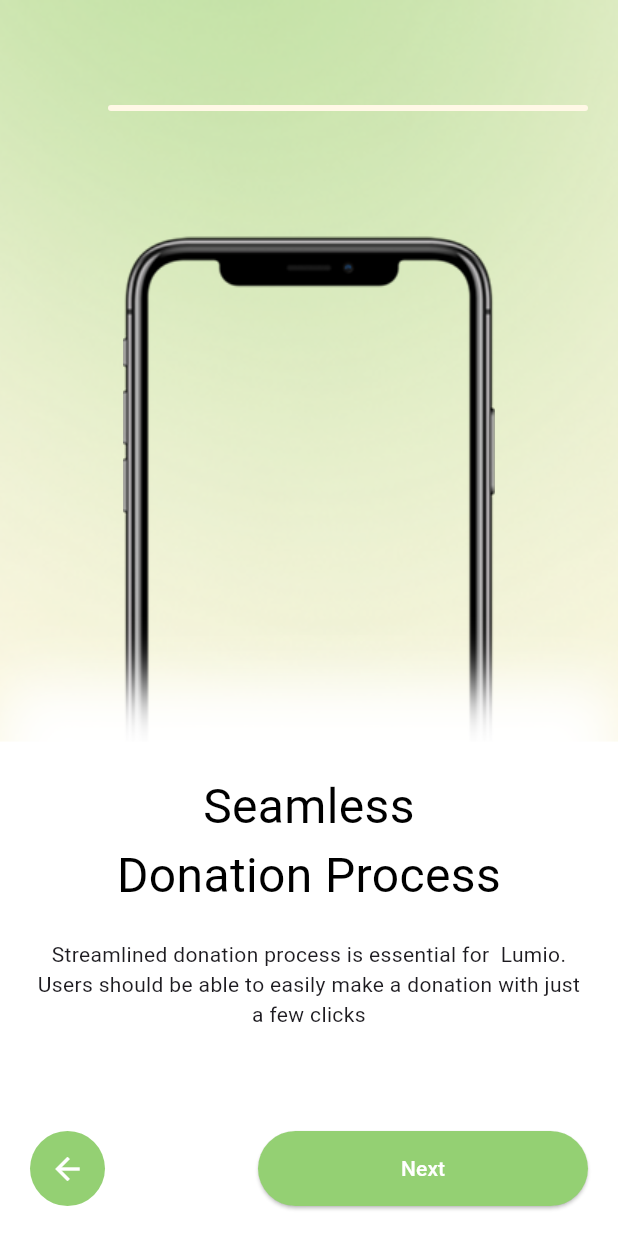
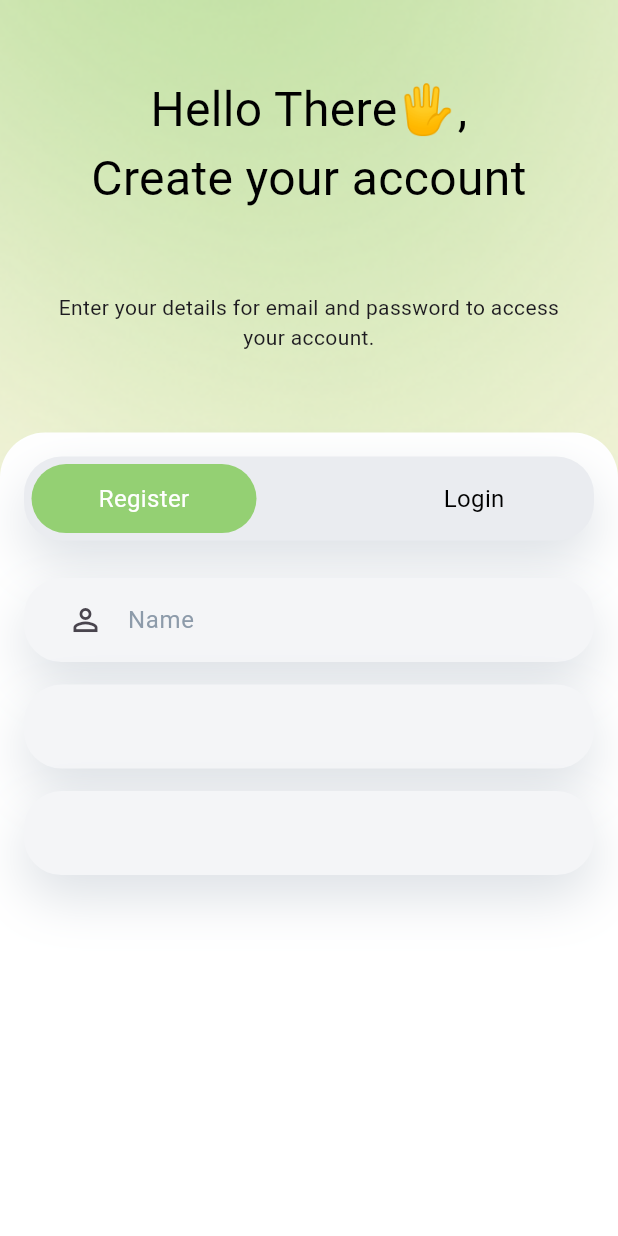
Before and after one commit to SalohiddinSayfiddinov/edu_project, a Flutter app: the screen it shows after launch, on a phone screen of 412 x 824 dp. Run offline on Flutter 3.47's test engine with Material 3 defaults, Android fonts, the phone set to English and light mode, and no system bars; our stand-ins replace flutter_svg; missing offline and left inert: flag.

Commit message:
change image

```diff
--- a/analysis_options.yaml
+++ b/analysis_options.yaml
@@ -10,6 +10,8 @@
 analyzer:
   errors:
     depend_on_referenced_packages: ignore
+    library_private_types_in_public_api: ignore
+    unrelated_type_equality_checks: ignore
 include: package:flutter_lints/flutter.yaml
 
 linter:
--- a/lib/main.dart
+++ b/lib/main.dart
@@ -1,3 +1,4 @@
+import 'package:edu_project/presentation/auth/view/login_page.dart';
 import 'package:flutter/material.dart';
 
 import 'presentation/auth/view/frist_page.dart';
@@ -18,7 +19,7 @@
         colorScheme: ColorScheme.fromSeed(seedColor: Colors.deepPurple),
         useMaterial3: true,
       ),
-      home: OnBoardingPage(),
+      home: LoginPage(),
     );
   }
 }
--- /dev/null
+++ b/lib/presentation/auth/view/login_page.dart
@@ -0,0 +1,148 @@
+import 'package:edu_project/core/constants/app_consts.dart';
+import 'package:edu_project/presentation/auth/widgets/chek_text.dart';
+import 'package:edu_project/presentation/auth/widgets/my_container.dart';
+import 'package:flutter/material.dart';
+
+import '../../../core/constants/text_style.dart';
+
+class LoginPage extends StatefulWidget {
+  const LoginPage({super.key});
+
+  @override
+  _LoginPageState createState() => _LoginPageState();
+}
+
+bool istoggle = true;
+bool istoggle1 = false;
+final GlobalKey _globalKey = GlobalKey();
+
+class _LoginPageState extends State<LoginPage> {
+  @override
+  Widget build(BuildContext context) {
+    return Scaffold(
+      body: Container(
+        decoration: BoxDecoration(
+            color: AppConsts.bgcolor,
+            image: DecorationImage(
+                fit: BoxFit.cover, image: AssetImage("assets/images/fon.png"))),
+        child: SafeArea(
+          child: Column(
+            spacing: 10,
+            children: [
+              SizedBox(height: 40),
+              Padding(
+                padding: const EdgeInsets.symmetric(horizontal: 30),
+                child: Text(
+                  textAlign: TextAlign.center,
+                  maxLines: 2,
+                  istoggle
+                      ? "Hello There🖐,\nCreate your account"
+                      : "Hey,\n welcome back!",
+                  style: CustomTextStyle.h1,
+                ),
+              ),
+              Spacer(),
+              Padding(
+                padding: const EdgeInsets.symmetric(horizontal: 30),
+                child: Text(
+                    textAlign: TextAlign.center,
+                    maxLines: 2,
+                    "Enter your details for email and password to access your account."),
+              ),
+              Spacer(),
+              Container(
+                padding: EdgeInsets.all(16),
+                width: double.infinity,
+                height: MediaQuery.of(context).size.height * .65,
+                decoration: BoxDecoration(
+                    color: Colors.white,
+                    borderRadius: BorderRadius.only(
+                        topLeft: Radius.circular(30),
+                        topRight: Radius.circular(30))),
+                child: Column(
+                  spacing: 25,
+                  children: [
+                    Container(
+                      padding: EdgeInsets.all(5),
+                      width: double.infinity,
+                      height: 56,
+                      decoration: BoxDecoration(
+                          boxShadow: [
+                            BoxShadow(
+                                blurRadius: 30,
+                                offset: Offset(0, 15),
+                                spreadRadius: 0,
+                                color: AppConsts.shadow.withValues(alpha: 0.3))
+                          ],
+                          color: AppConsts.buttonDisabledColor,
+                          borderRadius: BorderRadius.circular(25)),
+                      child: Row(
+                        mainAxisAlignment: MainAxisAlignment.spaceBetween,
+                        children: [
+                          ToggleText(
+                            color1: istoggle
+                                ? AppConsts.primaryColor
+                                : AppConsts.buttonDisabledColor,
+                            color2: istoggle ? Colors.white : Colors.black,
+                            title: "Register",
+                            onPressed: () {
+                              setState(() {
+                                istoggle = !istoggle;
+                                istoggle1 = false;
+                              });
+                            },
+                          ),
+                          ToggleText(
+                            color1: istoggle1
+                                ? AppConsts.primaryColor
+                                : AppConsts.buttonDisabledColor,
+                            color2: istoggle1 ? Colors.white : Colors.black,
+                            title: "Login",
+                            onPressed: () {
+                              setState(() {
+                                istoggle1 = !istoggle1;
+                                istoggle = false;
+                              });
+                            },
+                          )
+                        ],
+                      ),
+                    ),
+                    Form(
+                        key: _globalKey,
+                        child: Column(
+                          spacing: 15,
+                          children: [
+                            MyContainer(
+                                child: TextFormField(
+                                  decoration: InputDecoration(prefixIcon: Icon(Icons.person_outline_sharp),
+                                      label: Text("Name"),
+                                      labelStyle:
+                                          TextStyle(color: AppConsts.shadow),
+                                      border: InputBorder.none),
+                                ),
+                                onpressed: () {}),
+                            MyContainer(
+                                child: TextFormField(
+                                  decoration:
+                                      InputDecoration(border: InputBorder.none),
+                                ),
+                                onpressed: () {}),
+                            MyContainer(
+                                child: TextFormField(
+                                  decoration:
+                                      InputDecoration(border: InputBorder.none),
+                                ),
+                                onpressed: () {}),
+                          ],
+                        ))
+                  ],
+                ),
+              ),
+            ],
+          ),
+        ),
+      ),
+    );
+  }
+}
--- a/lib/presentation/auth/view/on_boarding_page.dart
+++ b/lib/presentation/auth/view/on_boarding_page.dart
@@ -19,17 +19,17 @@ class _OnBoardingPageState extends State<OnBoardingPage>
 
   final List<Widget> _pages = [
     Image.asset(
-      "assets/images/phone.png",
+      "assets/images/onboarding1.png",
       width: 300,
       height: 500,
     ),
     Image.asset(
-      "assets/images/phone.png",
+      "assets/images/onboarding2.png",
       width: 300,
       height: 500,
     ),
     Image.asset(
-      "assets/images/phone.png",
+      "assets/images/onboarding3.png",
       width: 300,
       height: 500,
     ),
@@ -59,7 +59,9 @@ class _OnBoardingPageState extends State<OnBoardingPage>
             decoration: BoxDecoration(
               image: DecorationImage(
                 fit: BoxFit.cover,
-                    image: AssetImage("assets/images/fon.png"))),
+                image: AssetImage("assets/images/fon.png"),
+              ),
+            ),
           ),
           PageView(
             controller: _pageViewController,
@@ -70,7 +72,8 @@ class _OnBoardingPageState extends State<OnBoardingPage>
             },
             physics: NeverScrollableScrollPhysics(),
             scrollDirection: Axis.horizontal,
-              children: [_pages[_currentPageIndex]]),
+            children: [_pages[_currentPageIndex]],
+          ),
           Positioned(
             bottom: 0,
             child: Container(
@@ -117,14 +120,17 @@ class _OnBoardingPageState extends State<OnBoardingPage>
             ),
           ),
           Positioned(
-            top: 70,right: 20,
+            top: 70,
+            right: 20,
             child: SizedBox(
               width: 320,
               child: LinearProgressIndicator(
                 minHeight: 4,
                 borderRadius: BorderRadius.circular(10),
                 valueColor: AlwaysStoppedAnimation(AppConsts.primaryColor),
-                value: _currentPageIndex / _pages.length,
+                value: _currentPageIndex == 0
+                    ? 0.33
+                    : (_currentPageIndex == 1 ? 0.66 : 1.0),
                 backgroundColor: AppConsts.bgcolor,
               ),
             ),
--- /dev/null
+++ b/lib/presentation/auth/widgets/chek_text.dart
@@ -0,0 +1,41 @@
+import 'package:flutter/material.dart';
+
+class ToggleText extends StatefulWidget {
+  final String title;
+  final VoidCallback onPressed;
+  final Color color1;
+  final Color color2;
+  const ToggleText({
+    super.key,
+    required this.title,
+    required this.onPressed,
+    required this.color1,
+    required this.color2,
+  });
+  @override
+  State<ToggleText> createState() => _ToggleTextState();
+}
+
+class _ToggleTextState extends State<ToggleText> {
+  @override
+  Widget build(BuildContext context) {
+    return SizedBox(
+      width: 150,
+      child: InkWell(
+        onTap: widget.onPressed,
+        child: Container(
+          width: 150,
+          padding: EdgeInsets.symmetric(horizontal: 10, vertical: 10),
+          decoration: BoxDecoration(
+              color: widget.color1, borderRadius: BorderRadius.circular(25)),
+          child: Center(
+            child: Text(
+              widget.title,
+              style: TextStyle(color: widget.color2, fontSize: 16),
+            ),
+          ),
+        ),
+      ),
+    );
+  }
+}
```
Also changed, not shown: assets/images/onboarding1.png (added), assets/images/onboarding2.png (added), assets/images/onboarding3.png (added), assets/images/phone.png (deleted), lib/core/routes/pages.dart (added), lib/core/routes/routs.dart (added). Lines whose indentation alone changed are shown as unchanged.
